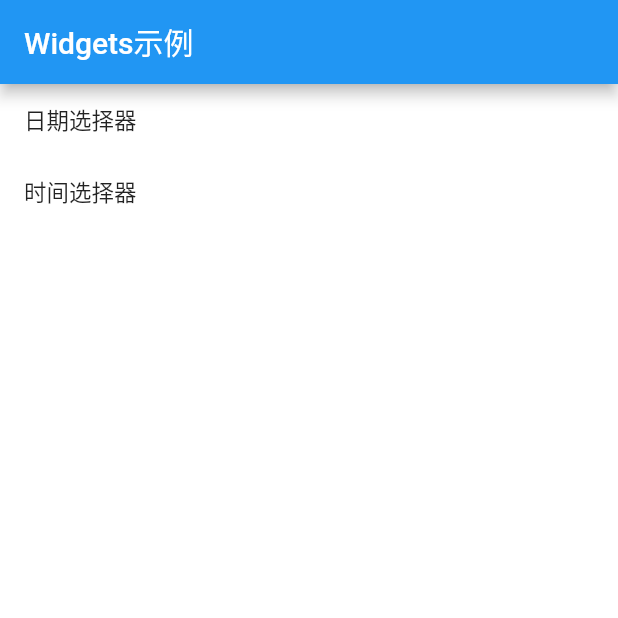
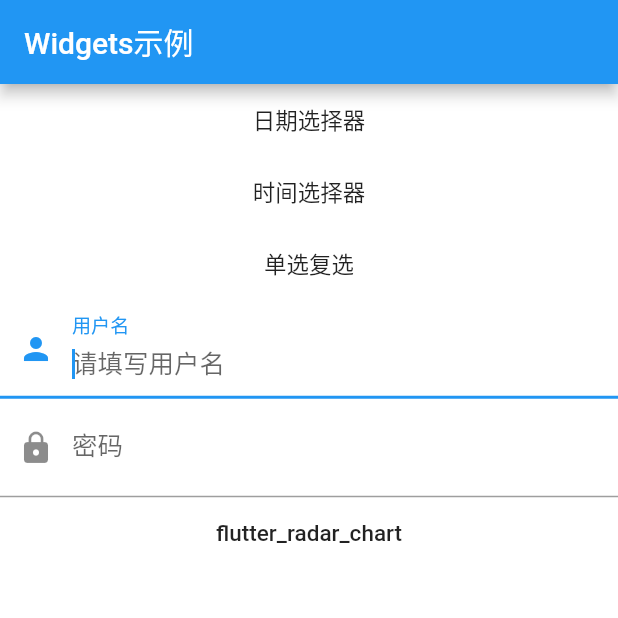
Before and after one commit to Mingriweiji-github/flutter-master, a Flutter app: the screen it shows after launch, on a phone screen of 412 x 824 dp, the top half of it. Run offline on Flutter 3.47's test engine with Material 2 defaults, Android fonts, the phone set to English and light mode, and no system bars; missing offline and left inert: flutter_radar_chart.

Commit message:
Add flutter_radar_chart

```diff
--- a/flutter_widgets/lib/date_time.dart
+++ /dev/null
@@ -1,52 +0,0 @@
-
-import 'package:flutter/material.dart';
-
-class DateAndTime extends StatefulWidget {
-  @override
-  _DateAndTimeState createState() => _DateAndTimeState();
-}
-
-class _DateAndTimeState extends State<DateAndTime> {
-  @override
-  Widget build(BuildContext context) {
-    return Scaffold(
-      appBar: AppBar(
-        title: Text("Widgets示例"),
-      ),
-      backgroundColor: Colors.white,
-      body: Container(
-        child: new Column(
-          children: <Widget>[
-            FlatButton(onPressed: () async {
-              var result = await showDatePicker(
-                  context: context,
-                  initialDate: DateTime.now(),
-                  firstDate: DateTime(2020),
-                  lastDate: DateTime(2022),
-                  selectableDayPredicate: (DateTime day) {
-                    return day.difference(DateTime.now()).inDays < 2;
-                  },
-//                locale: Locale('zh'), // 如果MaterialApp入口处声明了local这里就不需要了
-                helpText: "2020年的夏天",
-              );
-              print("result:\(result)");
-            },
-                child: Text("日期选择器")
-            ),
-
-            FlatButton(onPressed: () async {
-              var result = await showTimePicker(
-                  context: context,
-                  initialTime: TimeOfDay.now(),
-              );
-              print("result:\(result)");
-            },
-               child: Text("时间选择器")
-            )
-
-          ],
-        ),
-      ),
-    );
-  }
-}
--- /dev/null
+++ b/flutter_widgets/lib/home_page.dart
@@ -0,0 +1,106 @@
+
+import 'package:flutter/material.dart';
+import 'package:flutter_widgets/flutter_radar_chart.dart';
+import 'package:flutter_widgets/switchAndCheckBox.dart';
+import 'package:flutter_radar_chart/flutter_radar_chart.dart';
+
+class HomePage extends StatefulWidget {
+  @override
+  _HomePageState createState() => _HomePageState();
+}
+
+class _HomePageState extends State<HomePage> {
+
+  TextEditingController _nameController = TextEditingController();
+  @override
+  void initState() {
+
+    super.initState();
+    _nameController.addListener(() {
+      print(_nameController.text);
+    });
+
+  }
+  @override
+  Widget build(BuildContext context) {
+    return Scaffold(
+      appBar: AppBar(
+        title: Text("Widgets示例"),
+      ),
+      backgroundColor: Colors.white,
+      body: Container(
+        child: new Column(
+          children: <Widget>[
+            FlatButton(onPressed: () async {
+              var result = await showDatePicker(
+                  context: context,
+                  initialDate: DateTime.now(),
+                  firstDate: DateTime(2020),
+                  lastDate: DateTime(2022),
+                  selectableDayPredicate: (DateTime day) {
+                    return day.difference(DateTime.now()).inDays < 2;
+                  },
+//                locale: Locale('zh'), // 如果MaterialApp入口处声明了local这里就不需要了
+//                helpText: "2020年的夏天",
+              );
+              print("result:\(result)");
+            },
+                child: Text("日期选择器")
+            ),
+
+            FlatButton(onPressed: () async {
+              var result = await showTimePicker(
+                  context: context,
+                  initialTime: TimeOfDay.now(),
+              );
+              print("result:\(result)");
+            },
+               child: Text("时间选择器")
+            ),
+
+            FlatButton(onPressed: () {
+              // 导航到新路由
+              Navigator.push(context,
+                  MaterialPageRoute(builder: (context) {
+                    return SwitchAndCheckBox();
+                  }));
+            },
+                child: Container(
+                  child: new Text("单选复选"),
+                )
+            ),
+
+            TextField(
+              autofocus: true, //自动对焦
+              decoration: InputDecoration(
+                labelText: "用户名",
+                hintText: "请填写用户名",
+                prefixIcon: Icon(Icons.person)
+              ),
+              controller: _nameController,
+            ),
+
+            TextField(
+              obscureText: true, //加密模式
+              decoration: InputDecoration(
+                labelText: "密码",
+                hintText: "请输入密码",
+                prefixIcon: Icon(Icons.lock)
+              ),
+            ),
+
+            FlatButton(onPressed: () {
+
+              Navigator.push(context,
+                  MaterialPageRoute(builder: (context) {
+                    return flutter_radar_chart();
+                  }));
+
+            }, child: Text("flutter_radar_chart")),
+
+          ],
+        ),
+      ),
+    );
+  }
+}
--- a/flutter_widgets/lib/main.dart
+++ b/flutter_widgets/lib/main.dart
@@ -1,6 +1,6 @@
 import 'package:flutter/material.dart';
 import 'package:flutter_localizations/flutter_localizations.dart';
-import 'package:flutter_widgets/date_time.dart';
+import 'package:flutter_widgets/home_page.dart';
 
 void main() {
   runApp(MyApp());
@@ -14,7 +14,7 @@ class MyApp extends StatelessWidget {
       theme: ThemeData(
         primarySwatch: Colors.blue,
       ),
-      home: DateAndTime(),
+      home: HomePage(),
       localizationsDelegates: [
         GlobalMaterialLocalizations.delegate,
         GlobalWidgetsLocalizations.delegate
--- a/flutter_widgets/pubspec.yaml
+++ b/flutter_widgets/pubspec.yaml
@@ -26,9 +26,10 @@ dependencies:
   flutter_localizations:
     sdk: flutter
 
-  # The following adds the Cupertino Icons font to your application.
-  # Use with the CupertinoIcons class for iOS style icons.
   cupertino_icons: ^0.1.3
+  # 雷达图1
+  flutter_radar_chart: ^0.1.3
+
 
 dev_dependencies:
   flutter_test:
```
Also changed, not shown: flutter_widgets/lib/flutter_radar_chart.dart (added, +106 -0 lines), flutter_widgets/lib/switchAndCheckBox.dart (added, +46 -0 lines), flutter_widgets/pubspec.lock, 1 other file.
